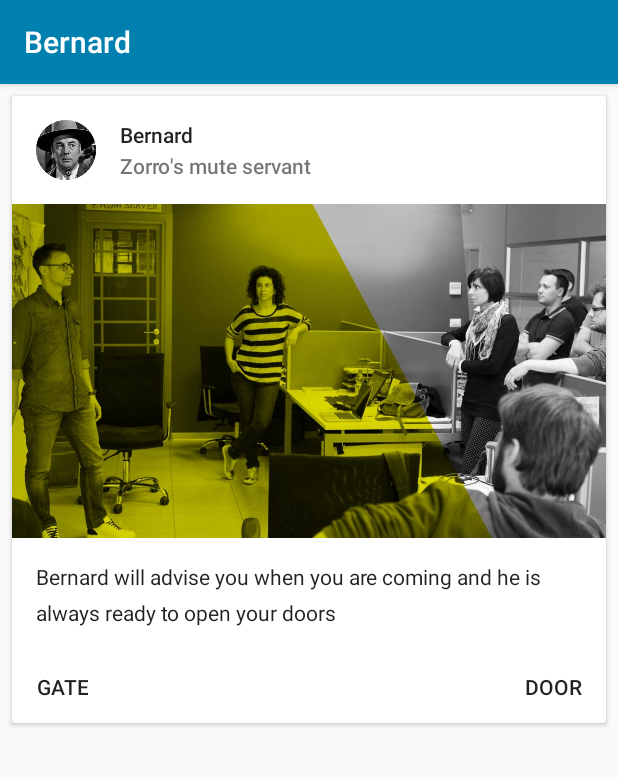
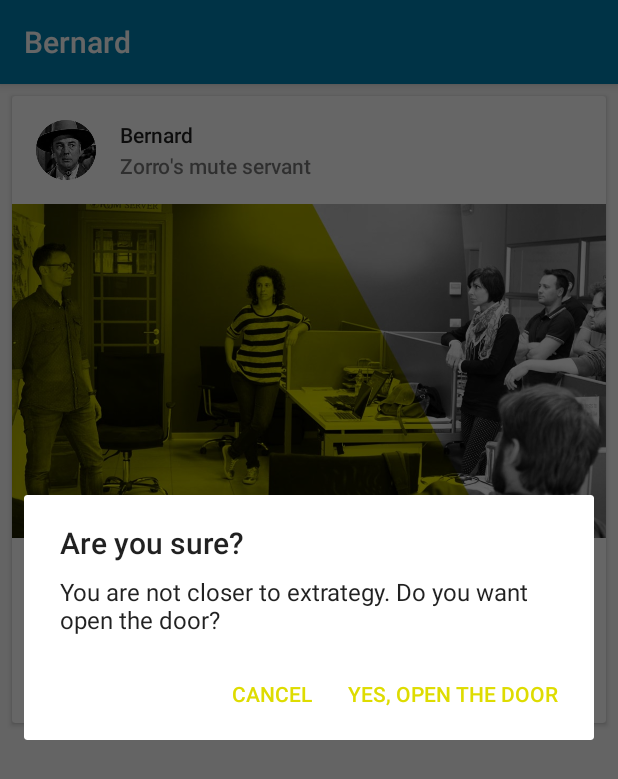
Before and after one commit to save91/bernardo, an Android app: the screen it shows after launch (MainActivity), after a tap on "DOOR", on a phone screen of 412 x 824 dp. Shown: the top 779 px of the screen. Run offline under Robolectric (Android 15) with nearby library versions, the phone set to English and light mode, and no system bars.

Commit message:
Adds alert before open door or gate

```diff
--- a/android-app/app/src/main/java/net/extrategy/bernardo/ui/MainActivity.java
+++ b/android-app/app/src/main/java/net/extrategy/bernardo/ui/MainActivity.java
@@ -1,5 +1,7 @@
 package net.extrategy.bernardo.ui;
 
+import android.content.DialogInterface;
+import android.support.v7.app.AlertDialog;
 import android.support.v7.app.AppCompatActivity;
 import android.os.Bundle;
 import android.view.View;
@@ -16,6 +18,9 @@ public class MainActivity extends AppCompatActivity {
     private Button mButtonDoor;
     private Button mButtonGate;
 
+    private AlertDialog mAlertDoor;
+    private AlertDialog mAlertGate;
+
     private BernardoNetworkService mBernardoNetworkService;
 
     @Override
@@ -28,14 +33,46 @@ public class MainActivity extends AppCompatActivity {
         mButtonDoor = findViewById(R.id.button_door);
         mButtonGate = findViewById(R.id.button_gate);
 
-        mButtonDoor.setOnClickListener((View v) -> {
-            mBernardoNetworkService.startOpenDoorService();
-            Toast.makeText(this, R.string.btn_door, Toast.LENGTH_LONG).show();
+        mAlertDoor = buildAlertDoor();
+        mAlertGate = buildAlertGate();
+
+        mButtonDoor.setOnClickListener((View v) -> mAlertDoor.show());
+
+        mButtonGate.setOnClickListener((View v) -> mAlertGate.show());
+
+    }
+
+    private AlertDialog buildAlertDoor() {
+        AlertDialog.Builder builder = new AlertDialog.Builder(this);
+
+        builder.setMessage(R.string.alert_door_message)
+                .setTitle(R.string.alert_door_title);
+
+        builder.setPositiveButton(R.string.ok_door, new DialogInterface.OnClickListener() {
+            public void onClick(DialogInterface dialog, int id) {
+                mBernardoNetworkService.startOpenDoorService();
+            }
         });
 
-        mButtonGate.setOnClickListener((View v) -> {
-            Toast.makeText(this, R.string.btn_gate, Toast.LENGTH_LONG).show();
+        builder.setNegativeButton(R.string.cancel, null);
+
+        return builder.create();
+    }
+
+    private AlertDialog buildAlertGate() {
+        AlertDialog.Builder builder = new AlertDialog.Builder(this);
+
+        builder.setMessage(R.string.alert_gate_message)
+                .setTitle(R.string.alert_gate_title);
+
+        builder.setPositiveButton(R.string.ok_gate, new DialogInterface.OnClickListener() {
+            public void onClick(DialogInterface dialog, int id) {
+                mBernardoNetworkService.startOpenGateService();
+            }
         });
 
+        builder.setNegativeButton(R.string.cancel, null);
+
+        return builder.create();
     }
 }
--- a/android-app/app/src/main/res/values/strings.xml
+++ b/android-app/app/src/main/res/values/strings.xml
@@ -19,4 +19,13 @@
 
     <string name="btn_door">Door</string>
     <string name="btn_gate">Gate</string>
+
+    <string name="alert_door_title">Are you sure?</string>
+    <string name="alert_door_message">You are not closer to extrategy. Do you want open the door?</string>
+    <string name="alert_gate_title">Are you sure?</string>
+    <string name="alert_gate_message">You are not closer to extrategy. Do you want open the gate?</string>
+
+    <string name="ok_door">Yes, open the door</string>
+    <string name="ok_gate">Yes, open the gate</string>
+    <string name="cancel">Cancel</string>
 </resources>
```
Also changed, not shown: android-app/app/src/main/java/net/extrategy/bernardo/network/BernardoIntentService.java (+15 -1 lines), android-app/app/src/main/java/net/extrategy/bernardo/network/BernardoNetworkService.java (+26 -3 lines), android-app/app/src/main/java/net/extrategy/bernardo/network/NetworkUtils.java (+23 -0 lines), 1 other file.
